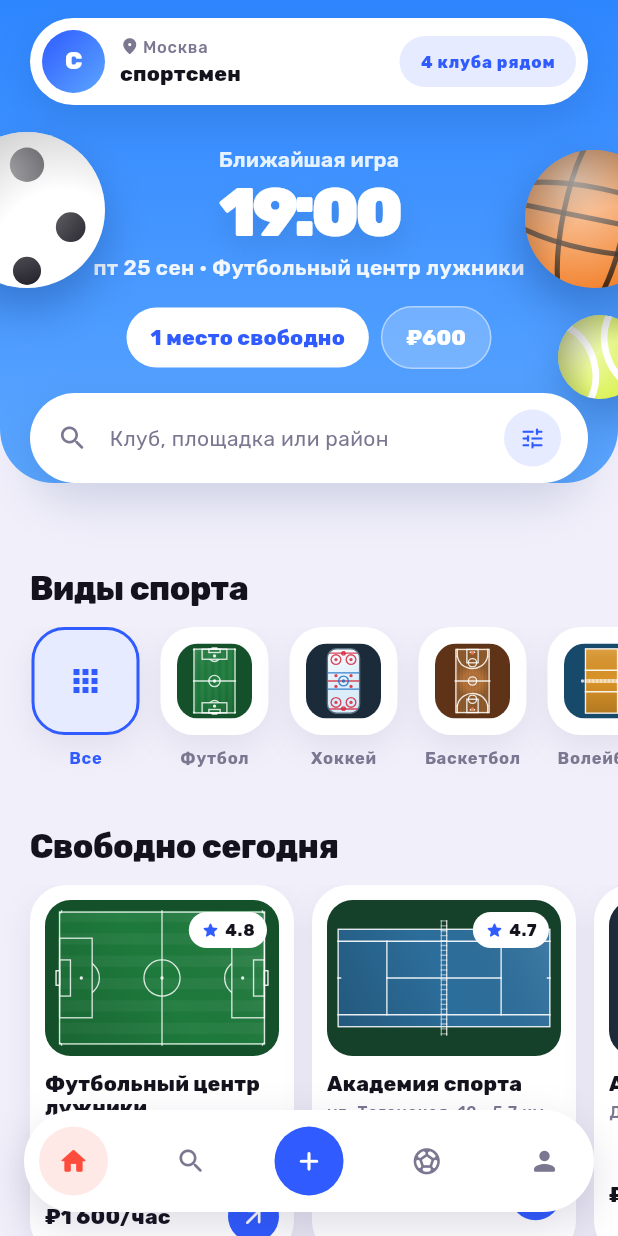
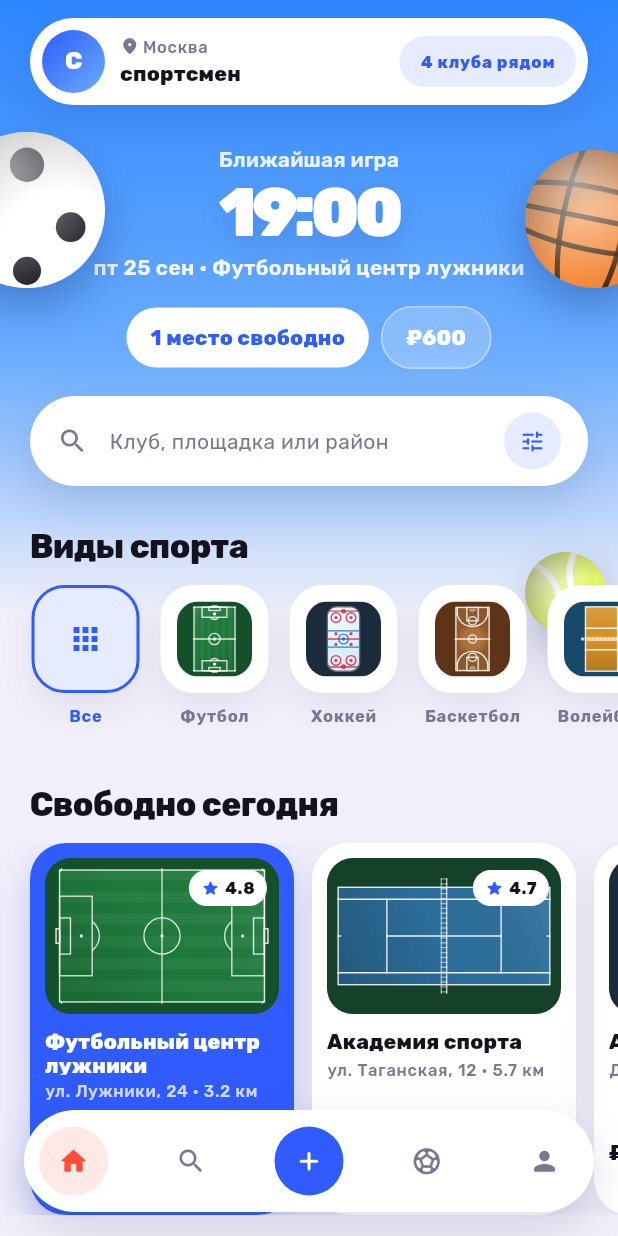
Before and after one commit to Cubleon/SportVenueApp, a Flutter app: the HomeVividScreen screen opened directly, on a phone screen of 412 x 824 dp. Run offline on Flutter 3.47's test engine with Material 3 defaults, Android fonts, the phone set to English and light mode, and no system bars; our stand-ins replace flutter_secure_storage; missing offline and left inert: maplibre; accounts and stored records are empty.

Commit message:
experiment: one page instead of two halves
The band is gone. The blue is now a wash that starts at the top of the
scroll and ends in exactly the page colour, so there is no edge to see
and no rounded block to read as a separate screen — one field, with the
same white card and the same corner radius sitting on the saturated part
and on the pale part alike.

What the loud reference contributes is no longer a zone but habits
repeated the whole way down: the first card in the venue row wears the
page's blue while the rest stay white, a ball breaks out from behind the
category tiles the way two of them break out of the top, and the warm
accent appears on every game card's free places, not only on the bar.

Also swaps the sliver list for a plain column: with four clubs and three
games the page is short, and a single scrolling child is what lets the
wash span the content rather than the viewport.

Co-Authored-By: Claude Opus 5 <noreply@anthropic.com>
Claude-Session: https://claude.ai/code/session_01TRhzv8qYN7udE6VwUQJWdd

```diff
--- a/lib/src/screens/home_vivid_screen.dart
+++ b/lib/src/screens/home_vivid_screen.dart
@@ -10,16 +10,17 @@ import '../models/sport_venue_models.dart';
 import '../theme/app_theme.dart';
 import '../widgets/sport_surface.dart';
 
-/// A second answer to the same screen: the loud half and the calm half of the
-/// references, in one page.
+/// A second answer to the same screen: the two references as one page rather
+/// than one stacked on the other.
 ///
-/// The top is the bright one — saturated blue running edge to edge under the
-/// status bar, one fact blown up to a third of the screen, and balls that
-/// break out of the block onto the page below. The rest is the grocery-app
-/// one — a pale page, white cards with generous corners, round category tiles,
-/// a floating bar. The search field straddles the seam between them, which is
-/// what keeps the two halves reading as one screen rather than two pasted
-/// together.
+/// There is no band and no seam. The page is a single field — saturated blue
+/// at the top of the scroll, fading into the pale page colour and staying
+/// there — and every piece of content is the same white card with the same
+/// corner radius, whether it is sitting on the blue or on the pale. What the
+/// loud reference contributes is not a zone but a set of habits repeated the
+/// whole way down: display-weight type, balls breaking out of their
+/// containers, one blue card in every row, and one warm colour that marks what
+/// is urgent.
 ///
 /// Nothing is invented: no discount that does not exist, no badge for a
 /// promotion nobody ran. The big number is the next real game's kick-off, the
@@ -51,12 +52,13 @@ class _HomeVividScreenState extends State<HomeVividScreen> {
   static const _blue = Color(0xFF2F5BFF);
   static const _blueSoft = Color(0xFFE6EBFF);
   static const _skyTop = Color(0xFF2E86FF);
-  static const _skyLow = Color(0xFF5BA6FF);
+  static const _skyLow = Color(0xFF6AACFF);
 
-  /// The one warm colour on the page. It marks where you are in the bar and
-  /// nothing else — a single hot accent is what the references do, and it only
-  /// works while it stays rare.
+  /// The one warm colour on the page. It marks what is running out — free
+  /// places — and where you are in the bar, and nothing else. A hot accent
+  /// only works while it stays rare.
   static const _hot = Color(0xFFFF4D3D);
+  static const _hotSoft = Color(0xFFFFE9E6);
 
   static const _cardShadow = [
     BoxShadow(color: Color(0x14201A4A), blurRadius: 18, offset: Offset(0, 8)),
@@ -103,6 +105,11 @@ class _HomeVividScreenState extends State<HomeVividScreen> {
         final venues = _venues;
         final games = _games;
         final empty = venues.isEmpty && games.isEmpty;
+        final topInset = MediaQuery.viewPaddingOf(context).top;
+
+        // The blue is a wash over the page colour, not a block on top of it:
+        // it ends in exactly the page colour, so there is no edge to see.
+        final fieldHeight = topInset + context.scaled(408, max: 1.3);
 
         return AnnotatedRegion<SystemUiOverlayStyle>(
           value: SystemUiOverlayStyle.light.copyWith(
@@ -114,68 +121,91 @@ class _HomeVividScreenState extends State<HomeVividScreen> {
             backgroundColor: _bg,
             body: Stack(
               children: [
-                CustomScrollView(
-                  slivers: [
-                    SliverToBoxAdapter(
-                      child: _Hero(
+                SingleChildScrollView(
+                  child: Stack(
+                    children: [
+                      Positioned(
+                        top: 0,
+                        left: 0,
+                        right: 0,
+                        height: fieldHeight,
+                        child: const DecoratedBox(
+                          decoration: BoxDecoration(
+                            gradient: LinearGradient(
+                              begin: Alignment.topCenter,
+                              end: Alignment.bottomCenter,
+                              colors: [_skyTop, _skyLow, _bg],
+                              stops: [0, 0.58, 1],
+                            ),
+                          ),
+                        ),
+                      ),
+                      Column(
+                        crossAxisAlignment: CrossAxisAlignment.stretch,
+                        children: [
+                          _HeroTop(
                             controller: widget.controller,
                             game: games.isNotEmpty ? games.first : null,
                             venue: venues.isNotEmpty ? venues.first : null,
-                        search: _search,
-                        onQuery: (value) =>
-                            setState(() => _query = value.trim().toLowerCase()),
+                            topInset: topInset,
+                          ),
+                          Padding(
+                            padding: const EdgeInsets.fromLTRB(20, 18, 20, 0),
+                            child: _SearchField(
+                              controller: _search,
+                              onChanged: (value) => setState(
+                                () => _query = value.trim().toLowerCase(),
                               ),
                             ),
-                    SliverToBoxAdapter(
-                      child: _SectionTitle(context.l10n.vividSports),
                           ),
-                    SliverToBoxAdapter(
-                      child: _CategoryRow(
+                          _SectionTitle(context.l10n.vividSports),
+                          _CategoryRow(
                             sports: widget.controller.sports,
                             selected: _sportId,
                             onSelect: (id) => setState(() => _sportId = id),
                           ),
-                    ),
                           if (venues.isNotEmpty) ...[
-                      SliverToBoxAdapter(
-                        child: _SectionTitle(context.l10n.vividFreeToday),
-                      ),
-                      SliverToBoxAdapter(
-                        child: SizedBox(
+                            _SectionTitle(context.l10n.vividFreeToday),
+                            SizedBox(
                               height: context.scaled(248, max: 1.4),
                               child: ListView.separated(
                                 scrollDirection: Axis.horizontal,
-                            padding: const EdgeInsets.symmetric(horizontal: 20),
+                                padding: const EdgeInsets.symmetric(
+                                  horizontal: 20,
+                                ),
                                 itemCount: venues.length,
                                 separatorBuilder: (_, _) =>
                                     const SizedBox(width: 12),
                                 itemBuilder: (context, index) => _VenueCard(
                                   venue: venues[index],
                                   sportId: _sportOf(venues[index]),
-                            ),
+                                  // One blue card in the row, the way the
+                                  // top of the page is blue: the accent
+                                  // travels down instead of staying up there.
+                                  accent: index == 0,
                                 ),
                               ),
                             ),
                           ],
                           if (games.isNotEmpty) ...[
-                      SliverToBoxAdapter(
-                        child: _SectionTitle(context.l10n.openGames),
+                            _SectionTitle(context.l10n.openGames),
+                            for (final game in games)
+                              Padding(
+                                padding: const EdgeInsets.fromLTRB(
+                                  20,
+                                  0,
+                                  20,
+                                  10,
                                 ),
-                      SliverList.separated(
-                        itemCount: games.length,
-                        separatorBuilder: (_, _) => const SizedBox(height: 10),
-                        itemBuilder: (context, index) => Padding(
-                          padding: const EdgeInsets.symmetric(horizontal: 20),
-                          child: _GameCard(game: games[index]),
-                        ),
+                                child: _GameCard(game: game),
                               ),
                           ],
-                    if (empty)
-                      SliverToBoxAdapter(child: _NothingFound(onReset: _reset)),
-                    SliverToBoxAdapter(
-                      child: SizedBox(height: context.scaled(110, max: 1.3)),
+                          if (empty) _NothingFound(onReset: _reset),
+                          SizedBox(height: context.scaled(110, max: 1.3)),
+                        ],
                       ),
                     ],
+                  ),
                 ),
                 const Positioned(
                   left: 0,
@@ -199,22 +229,20 @@ class _HomeVividScreenState extends State<HomeVividScreen> {
   }
 }
 
-/// The loud half: blue to the very top of the glass, one fact at display size,
-/// and balls that leave the block.
-class _Hero extends StatelessWidget {
-  const _Hero({
+/// The top of the page: the same cards as everywhere else, plus the one fact
+/// worth blowing up and the balls that carry the loud reference in.
+class _HeroTop extends StatelessWidget {
+  const _HeroTop({
     required this.controller,
     required this.game,
     required this.venue,
-    required this.search,
-    required this.onQuery,
+    required this.topInset,
   });
 
   final AppController controller;
   final Game? game;
   final Venue? venue;
-  final TextEditingController search;
-  final ValueChanged<String> onQuery;
+  final double topInset;
 
   @override
   Widget build(BuildContext context) {
@@ -234,34 +262,17 @@ class _Hero extends StatelessWidget {
           AppFormatters.money(v.pricePerHour),
           '${v.name.capitalized} · ${v.distanceKm.toStringAsFixed(1)} км',
         ),
-        // Nothing matched the search: the block keeps its colour and its
+        // Nothing matched the search: the page keeps its colour and its
         // header, and says nothing rather than saying it with a dash.
         _ => null,
       },
     };
 
-    // Half the search field hangs below the blue, onto the page.
-    const overhang = 30.0;
-    final topInset = MediaQuery.viewPaddingOf(context).top;
-
-    return Padding(
-      padding: const EdgeInsets.only(bottom: overhang),
-      child: Stack(
+    return Stack(
       clipBehavior: Clip.none,
       children: [
-          Container(
-            padding: EdgeInsets.fromLTRB(20, topInset + 12, 20, overhang + 46),
-            decoration: const BoxDecoration(
-              gradient: LinearGradient(
-                begin: Alignment.topCenter,
-                end: Alignment.bottomCenter,
-                colors: [
-                  _HomeVividScreenState._skyTop,
-                  _HomeVividScreenState._skyLow,
-                ],
-              ),
-              borderRadius: BorderRadius.vertical(bottom: Radius.circular(36)),
-            ),
+        Padding(
+          padding: EdgeInsets.fromLTRB(20, topInset + 12, 20, 0),
           child: Column(
             crossAxisAlignment: CrossAxisAlignment.stretch,
             children: [
@@ -309,13 +320,13 @@ class _Hero extends StatelessWidget {
                 Row(
                   mainAxisAlignment: MainAxisAlignment.center,
                   children: [
-                      if (current != null && !current.isFull)
+                    if (current != null && !current.isFull) ...[
                       _HeroPill(
                         text: l10n.freePlaces(current.freePlaces),
                         solid: true,
                       ),
-                      if (current != null && !current.isFull)
                       const SizedBox(width: 8),
+                    ],
                     if (current != null)
                       _HeroPill(
                         text: AppFormatters.money(current.pricePerPerson),
@@ -330,10 +341,6 @@ class _Hero extends StatelessWidget {
             ],
           ),
         ),
-          // The balls sit behind the type and spill past the block — the trick
-          // the bright references use to get depth out of a flat background.
-          // They go with it: over a block shrunk to its header they would just
-          // be litter on the page.
         if (headline != null) ...[
           Positioned(
             left: -34,
@@ -352,24 +359,8 @@ class _Hero extends StatelessWidget {
               tilt: 0.2,
             ),
           ),
-            Positioned(
-              right: -16,
-              bottom: 56,
-              child: _Ball(
-                kind: _BallKind.tennis,
-                size: context.scaled(56, max: 1.1),
-                tilt: -0.3,
-              ),
-            ),
         ],
-          Positioned(
-            left: 20,
-            right: 20,
-            bottom: 0,
-            child: _SearchField(controller: search, onChanged: onQuery),
-          ),
       ],
-      ),
     );
   }
 }
@@ -761,7 +752,21 @@ class _CategoryRow extends StatelessWidget {
   Widget build(BuildContext context) {
     return SizedBox(
       height: context.scaled(106, max: 1.5),
-      child: ListView.separated(
+      child: Stack(
+        clipBehavior: Clip.none,
+        children: [
+          // Half a ball behind the last tile: the same break-out the top of
+          // the page does, repeated where the page has gone pale.
+          Positioned(
+            right: 8,
+            top: -22,
+            child: _Ball(
+              kind: _BallKind.tennis,
+              size: context.scaled(54, max: 1.15),
+              tilt: -0.3,
+            ),
+          ),
+          ListView.separated(
             scrollDirection: Axis.horizontal,
             padding: const EdgeInsets.symmetric(horizontal: 20),
             itemCount: sports.length + 1,
@@ -782,6 +787,8 @@ class _CategoryRow extends StatelessWidget {
                 onTap: () => onSelect(sport.id),
               );
             },
+          ),
+        ],
       ),
     );
   }
@@ -861,20 +868,42 @@ class _CategoryTile extends StatelessWidget {
 }
 
 class _VenueCard extends StatelessWidget {
-  const _VenueCard({required this.venue, required this.sportId});
+  const _VenueCard({
+    required this.venue,
+    required this.sportId,
+    this.accent = false,
+  });
 
   final Venue venue;
   final String sportId;
 
+  /// Blue instead of white. One card per row wears the page's own colour, so
+  /// the accent is something the whole page does rather than a band at the
+  /// top of it.
+  final bool accent;
+
   @override
   Widget build(BuildContext context) {
+    final ink = accent ? Colors.white : _HomeVividScreenState._ink;
+    final sub = accent
+        ? Colors.white.withValues(alpha: 0.78)
+        : _HomeVividScreenState._muted;
+
     return Container(
       width: context.scaled(176, max: 1.25),
       padding: const EdgeInsets.all(10),
       decoration: BoxDecoration(
-        color: Colors.white,
+        color: accent ? _HomeVividScreenState._blue : Colors.white,
         borderRadius: BorderRadius.circular(24),
-        boxShadow: _HomeVividScreenState._cardShadow,
+        boxShadow: accent
+            ? const [
+                BoxShadow(
+                  color: Color(0x452F5BFF),
+                  blurRadius: 22,
+                  offset: Offset(0, 10),
+                ),
+              ]
+            : _HomeVividScreenState._cardShadow,
       ),
       child: Column(
         crossAxisAlignment: CrossAxisAlignment.start,
@@ -934,7 +963,7 @@ class _VenueCard extends StatelessWidget {
                     maxLines: 2,
                     overflow: TextOverflow.ellipsis,
                     style: context.text.titleSmall?.copyWith(
-                      color: _HomeVividScreenState._ink,
+                      color: ink,
                       fontWeight: FontWeight.w800,
                       height: 1.15,
                     ),
@@ -948,9 +977,7 @@ class _VenueCard extends StatelessWidget {
                   ),
                   maxLines: 1,
                   overflow: TextOverflow.ellipsis,
-                  style: context.text.labelSmall?.copyWith(
-                    color: _HomeVividScreenState._muted,
-                  ),
+                  style: context.text.labelSmall?.copyWith(color: sub),
                 ),
                 const Spacer(),
                 Row(
@@ -963,7 +990,7 @@ class _VenueCard extends StatelessWidget {
                         maxLines: 1,
                         overflow: TextOverflow.ellipsis,
                         style: context.text.titleSmall?.copyWith(
-                          color: _HomeVividScreenState._ink,
+                          color: ink,
                           fontWeight: FontWeight.w800,
                         ),
                       ),
@@ -972,14 +999,18 @@ class _VenueCard extends StatelessWidget {
                     Container(
                       width: 34,
                       height: 34,
-                      decoration: const BoxDecoration(
-                        color: _HomeVividScreenState._blue,
+                      decoration: BoxDecoration(
+                        color: accent
+                            ? Colors.white
+                            : _HomeVividScreenState._blue,
                         shape: BoxShape.circle,
                       ),
-                      child: const Icon(
+                      child: Icon(
                         Icons.arrow_outward_rounded,
                         size: 18,
-                        color: Colors.white,
+                        color: accent
+                            ? _HomeVividScreenState._blue
+                            : Colors.white,
                       ),
                     ),
                   ],
@@ -1050,13 +1081,13 @@ class _GameCard extends StatelessWidget {
                     vertical: 4,
                   ),
                   decoration: BoxDecoration(
-                    color: _HomeVividScreenState._blueSoft,
+                    color: _HomeVividScreenState._hotSoft,
                     borderRadius: BorderRadius.circular(99),
                   ),
                   child: Text(
                     context.l10n.freePlaces(game.freePlaces),
                     style: context.text.labelSmall?.copyWith(
-                      color: _HomeVividScreenState._blue,
+                      color: _HomeVividScreenState._hot,
                       fontWeight: FontWeight.w700,
                     ),
                   ),
@@ -1165,7 +1196,7 @@ class _BottomBar extends StatelessWidget {
                 decoration: BoxDecoration(
                   shape: BoxShape.circle,
                   color: switch (i) {
-                    0 => const Color(0xFFFFE9E6),
+                    0 => _HomeVividScreenState._hotSoft,
                     2 => _HomeVividScreenState._blue,
                     _ => Colors.transparent,
                   },
```
Lines whose indentation alone changed are shown as unchanged.
